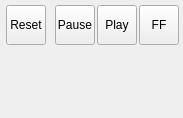
This is src/view/SimulationControls.ui in the-butterfly-effect/tbe as Qt 5 draws it before an edit. The edited form follows.
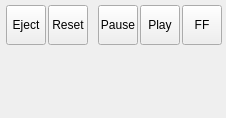
This is the edited form. Icons and pictures are not drawn.

Commit message: partially resolve issue #18: add eject/open button to controls

Diff of the .ui file:
```diff
--- a/src/view/SimulationControls.ui
+++ b/src/view/SimulationControls.ui
@@ -6,7 +6,7 @@
    <rect>
     <x>0</x>
     <y>0</y>
-    <width>183</width>
+    <width>226</width>
     <height>118</height>
    </rect>
   </property>
@@ -83,6 +83,36 @@
       <property name="bottomMargin">
        <number>4</number>
       </property>
+      <item>
+       <widget class="QToolButton" name="buttonEject">
+        <property name="minimumSize">
+         <size>
+          <width>40</width>
+          <height>40</height>
+         </size>
+        </property>
+        <property name="maximumSize">
+         <size>
+          <width>40</width>
+          <height>40</height>
+         </size>
+        </property>
+        <property name="styleSheet">
+         <string notr="true">QToolButton {
+     border-image: url(:/SimulationButtonNormal.png); 
+     background: url(:/transparant.png);
+ }
+
+QToolButton:pressed {
+     border-image: url(:/SimulationButtonInverted.png); 
+ }
+</string>
+        </property>
+        <property name="text">
+         <string>Eject</string>
+        </property>
+       </widget>
+      </item>
       <item>
        <widget class="QToolButton" name="buttonReset">
         <property name="minimumSize">
@@ -124,9 +154,12 @@
         <property name="orientation">
          <enum>Qt::Horizontal</enum>
         </property>
+        <property name="sizeType">
+         <enum>QSizePolicy::MinimumExpanding</enum>
+        </property>
         <property name="sizeHint" stdset="0">
          <size>
-          <width>0</width>
+          <width>6</width>
           <height>0</height>
          </size>
         </property>
```
Left out of the diff: 2 changed lines with no effect on the pictures. The commit also changes 7 other files.
